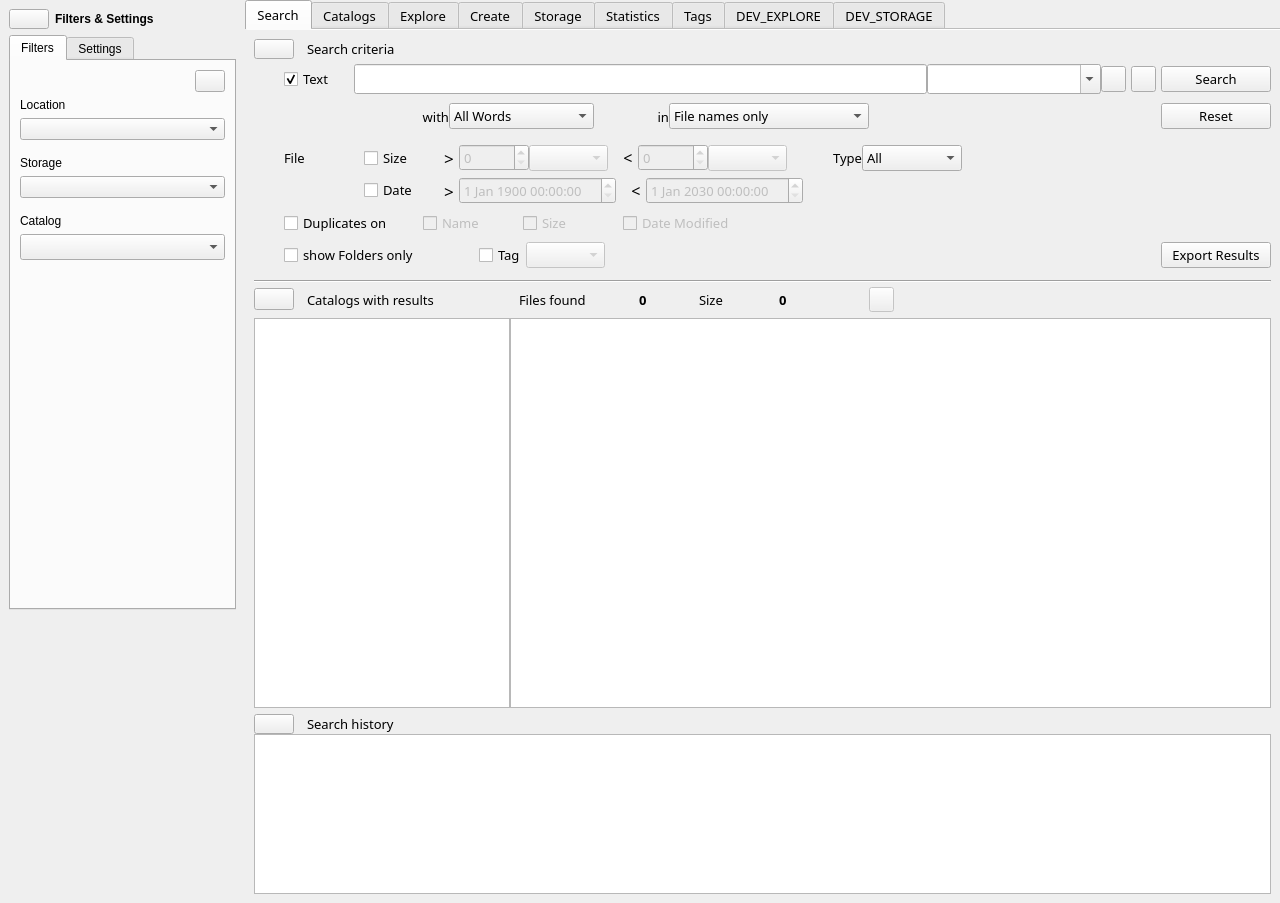
Qt form mainwindow.ui (StephaneCouturier/Katalog) before a commit.
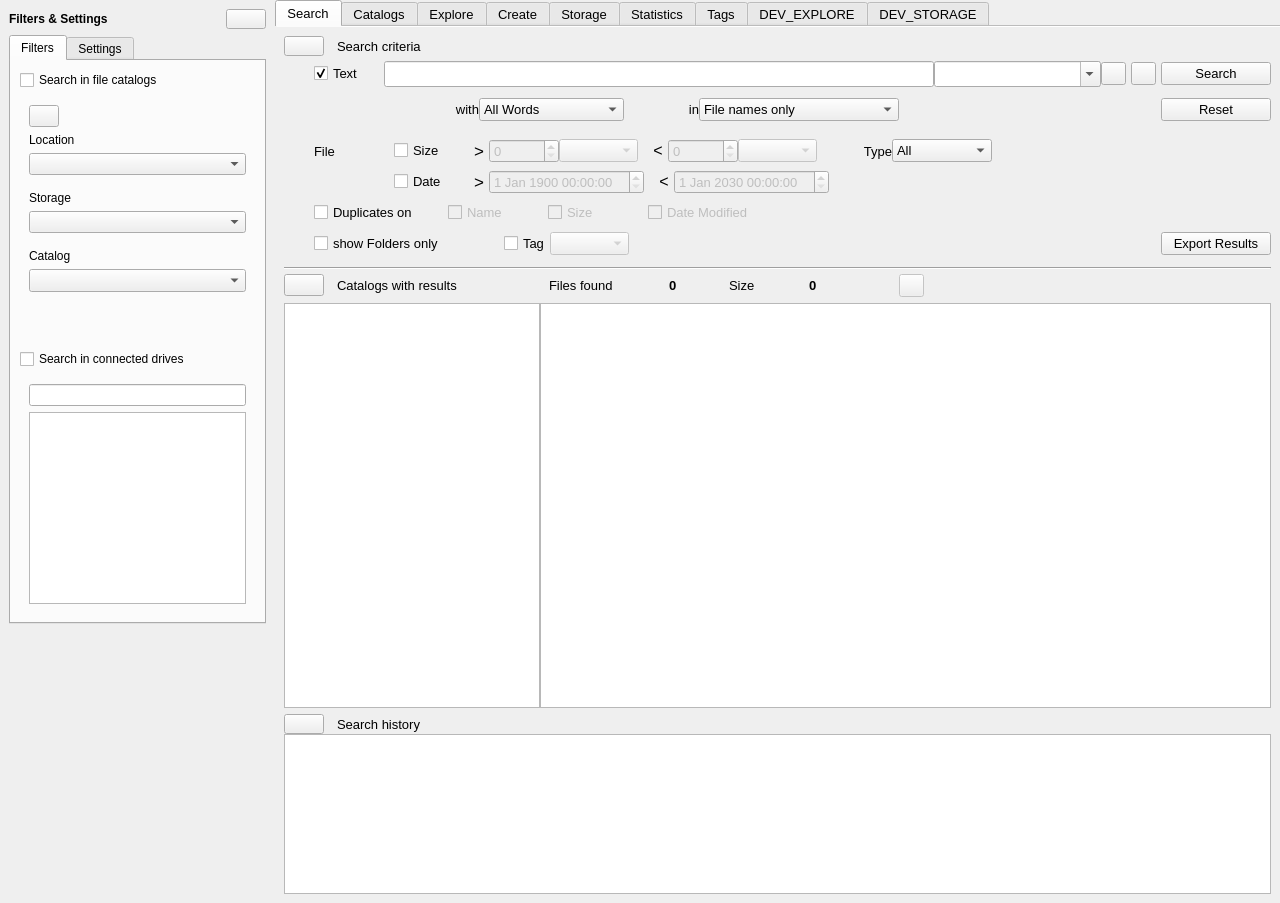
The same form after that commit. Icons and pictures are not drawn. Custom widgets are drawn as their Qt base class.

```diff
--- a/mainwindow.ui
+++ b/mainwindow.ui
@@ -90,10 +90,50 @@
            <string>Filters</string>
           </attribute>
           <layout class="QGridLayout" name="gridLayout_7">
-           <item row="5" column="0" colspan="2">
-            <widget class="QComboBox" name="Filters_comboBox_SelectStorage"/>
-           </item>
-           <item row="0" column="1">
+           <item row="12" column="0" colspan="2">
+            <widget class="QWidget" name="Filters_widget_ConnectedDrives" native="true">
+             <layout class="QVBoxLayout" name="verticalLayout_3">
+              <item>
+               <widget class="QLineEdit" name="Filters_lineEdit_SeletedDirectory">
+                <property name="enabled">
+                 <bool>true</bool>
+                </property>
+               </widget>
+              </item>
+              <item>
+               <widget class="QTreeView" name="Filters_treeView_Directory">
+                <property name="enabled">
+                 <bool>true</bool>
+                </property>
+               </widget>
+              </item>
+             </layout>
+            </widget>
+           </item>
+           <item row="11" column="0">
+            <widget class="QCheckBox" name="Filters_checkBox_SearchInConnectedDrives">
+             <property name="text">
+              <string>Search in connected drives</string>
+             </property>
+            </widget>
+           </item>
+           <item row="10" column="0">
+            <spacer name="Filters_verticalSpacer_01">
+             <property name="orientation">
+              <enum>Qt::Vertical</enum>
+             </property>
+             <property name="sizeHint" stdset="0">
+              <size>
+               <width>20</width>
+               <height>40</height>
+              </size>
+             </property>
+            </spacer>
+           </item>
+           <item row="9" column="0" colspan="2">
+            <widget class="QWidget" name="Filters_widget_CatalogSelection" native="true">
+             <layout class="QVBoxLayout" name="verticalLayout_2">
+              <item>
             <widget class="QPushButton" name="Filters_pushButton_ResetGlobal">
              <property name="minimumSize">
               <size>
@@ -110,6 +150,9 @@
              <property name="toolTip">
               <string>Reset all filters</string>
              </property>
+                <property name="layoutDirection">
+                 <enum>Qt::LeftToRight</enum>
+                </property>
              <property name="text">
               <string/>
              </property>
@@ -119,33 +162,26 @@
              </property>
             </widget>
            </item>
-           <item row="4" column="0">
-            <widget class="QLabel" name="Filters_label_Storage">
+              <item>
+               <widget class="QLabel" name="Filters_label_Location">
              <property name="minimumSize">
               <size>
-               <width>60</width>
+                  <width>70</width>
                <height>0</height>
               </size>
              </property>
              <property name="text">
-              <string>Storage</string>
+                 <string>Location</string>
              </property>
              <property name="alignment">
               <set>Qt::AlignLeading|Qt::AlignLeft|Qt::AlignVCenter</set>
              </property>
             </widget>
            </item>
-           <item row="8" column="0" colspan="2">
-            <widget class="QComboBox" name="Filters_comboBox_SelectCatalog">
-             <property name="font">
-              <font>
-               <family>Noto Sans</family>
-               <pointsize>10</pointsize>
-              </font>
-             </property>
-            </widget>
-           </item>
-           <item row="3" column="0">
+              <item>
+               <widget class="QComboBox" name="Filters_comboBox_SelectLocation"/>
+              </item>
+              <item>
             <spacer name="Filters_verticalSpacer_02">
              <property name="orientation">
               <enum>Qt::Vertical</enum>
@@ -161,8 +197,8 @@
              </property>
             </spacer>
            </item>
-           <item row="7" column="0">
-            <widget class="QLabel" name="Filters_label_Catalog">
+              <item>
+               <widget class="QLabel" name="Filters_label_Storage">
              <property name="minimumSize">
               <size>
                <width>60</width>
@@ -170,14 +206,17 @@
               </size>
              </property>
              <property name="text">
-              <string>Catalog</string>
+                 <string>Storage</string>
              </property>
              <property name="alignment">
               <set>Qt::AlignLeading|Qt::AlignLeft|Qt::AlignVCenter</set>
              </property>
             </widget>
            </item>
-           <item row="6" column="0">
+              <item>
+               <widget class="QComboBox" name="Filters_comboBox_SelectStorage"/>
+              </item>
+              <item>
             <spacer name="Filters_verticalSpacer_03">
              <property name="orientation">
               <enum>Qt::Vertical</enum>
@@ -193,37 +232,46 @@
              </property>
             </spacer>
            </item>
-           <item row="2" column="0" colspan="2">
-            <widget class="QComboBox" name="Filters_comboBox_SelectLocation"/>
-           </item>
-           <item row="1" column="0">
-            <widget class="QLabel" name="Filters_label_Location">
+              <item>
+               <widget class="QLabel" name="Filters_label_Catalog">
              <property name="minimumSize">
               <size>
-               <width>70</width>
+                  <width>60</width>
                <height>0</height>
               </size>
              </property>
              <property name="text">
-              <string>Location</string>
+                 <string>Catalog</string>
              </property>
              <property name="alignment">
               <set>Qt::AlignLeading|Qt::AlignLeft|Qt::AlignVCenter</set>
              </property>
             </widget>
            </item>
-           <item row="9" column="0">
-            <spacer name="Filters_verticalSpacer_01">
-             <property name="orientation">
-              <enum>Qt::Vertical</enum>
-             </property>
-             <property name="sizeHint" stdset="0">
-              <size>
-               <width>20</width>
-               <height>40</height>
-              </size>
+              <item>
+               <widget class="QComboBox" name="Filters_comboBox_SelectCatalog">
+                <property name="font">
+                 <font>
+                  <pointsize>10</pointsize>
+                 </font>
+                </property>
+               </widget>
+              </item>
+             </layout>
+            </widget>
+           </item>
+           <item row="0" column="0">
+            <widget class="QCheckBox" name="Filters_checkBox_SearchInCatalogs">
+             <property name="enabled">
+              <bool>true</bool>
              </property>
-            </spacer>
+             <property name="text">
+              <string>Search in file catalogs</string>
+             </property>
+             <property name="checked">
+              <bool>false</bool>
+             </property>
+            </widget>
            </item>
           </layout>
          </widget>
@@ -700,31 +748,6 @@
        </item>
        <item row="1" column="0">
         <layout class="QHBoxLayout" name="Global_horizontalLayout">
-         <item>
-          <widget class="QPushButton" name="Global_pushButton_ShowHideGlobal">
-           <property name="maximumSize">
-            <size>
-             <width>40</width>
-             <height>22</height>
-            </size>
-           </property>
-           <property name="toolTip">
-            <string>Show/Hide Filters and Settings</string>
-           </property>
-           <property name="statusTip">
-            <string/>
-           </property>
-           <property name="styleSheet">
-            <string notr="true">padding: 2px 10px;</string>
-           </property>
-           <property name="text">
-            <string/>
-           </property>
-           <property name="icon">
-            <iconset theme="go-previous"/>
-           </property>
-          </widget>
-         </item>
          <item>
           <widget class="QLabel" name="Global_label_Global">
            <property name="minimumSize">
@@ -735,7 +758,6 @@
            </property>
            <property name="font">
             <font>
-             <weight>75</weight>
              <bold>true</bold>
             </font>
            </property>
@@ -747,6 +769,32 @@
            </property>
           </widget>
          </item>
+         <item>
+          <widget class="QPushButton" name="Global_pushButton_ShowHideGlobal">
+           <property name="maximumSize">
+            <size>
+             <width>40</width>
+             <height>22</height>
+            </size>
+           </property>
+           <property name="toolTip">
+            <string>Show/Hide Filters and Settings</string>
+           </property>
+           <property name="statusTip">
+            <string/>
+           </property>
+           <property name="styleSheet">
+            <string notr="true">padding: 2px 10px;</string>
+           </property>
+           <property name="text">
+            <string/>
+           </property>
+           <property name="icon">
+            <iconset theme="go-previous">
+             <normaloff>.</normaloff>.</iconset>
+           </property>
+          </widget>
+         </item>
         </layout>
        </item>
        <item row="3" column="0">
@@ -790,7 +838,6 @@
       </property>
       <property name="font">
        <font>
-        <family>Noto Sans</family>
         <pointsize>10</pointsize>
        </font>
       </property>
@@ -893,7 +940,6 @@
               </property>
               <property name="font">
                <font>
-                <family>Noto Sans</family>
                 <pointsize>10</pointsize>
                </font>
               </property>
@@ -1012,7 +1058,6 @@
                 <widget class="QLineEdit" name="Search_lineEdit_SearchText">
                  <property name="font">
                   <font>
-                   <family>Noto Sans</family>
                    <pointsize>11</pointsize>
                   </font>
                  </property>
@@ -1025,7 +1070,6 @@
                 <widget class="KComboBox" name="Search_kcombobox_SearchText">
                  <property name="font">
                   <font>
-                   <family>Noto Sans</family>
                    <pointsize>11</pointsize>
                   </font>
                  </property>
@@ -1143,7 +1187,6 @@
                  </property>
                  <property name="font">
                   <font>
-                   <family>Noto Sans</family>
                    <pointsize>10</pointsize>
                   </font>
                  </property>
@@ -1256,7 +1299,6 @@
                  </property>
                  <property name="font">
                   <font>
-                   <family>Noto Sans</family>
                    <pointsize>10</pointsize>
                   </font>
                  </property>
@@ -1371,7 +1413,6 @@
                  </property>
                  <property name="font">
                   <font>
-                   <family>Noto Sans</family>
                    <pointsize>10</pointsize>
                   </font>
                  </property>
@@ -1516,7 +1557,6 @@
                  </property>
                  <property name="font">
                   <font>
-                   <family>Noto Sans</family>
                    <pointsize>10</pointsize>
                   </font>
                  </property>
@@ -1594,7 +1634,6 @@
                  </property>
                  <property name="font">
                   <font>
-                   <family>Noto Sans</family>
                    <pointsize>13</pointsize>
                   </font>
                  </property>
@@ -1685,7 +1724,6 @@
                  </property>
                  <property name="font">
                   <font>
-                   <family>Noto Sans</family>
                    <pointsize>12</pointsize>
                   </font>
                  </property>
@@ -1738,7 +1776,6 @@
                  </property>
                  <property name="font">
                   <font>
-                   <family>Noto Sans</family>
                    <pointsize>10</pointsize>
                   </font>
                  </property>
@@ -1816,7 +1853,6 @@
                  </property>
                  <property name="font">
                   <font>
-                   <family>Noto Sans</family>
                    <pointsize>10</pointsize>
                   </font>
                  </property>
@@ -1856,7 +1892,6 @@
                  </property>
                  <property name="font">
                   <font>
-                   <family>Noto Sans</family>
                    <pointsize>10</pointsize>
                   </font>
                  </property>
@@ -2029,7 +2064,6 @@
                  </property>
                  <property name="font">
                   <font>
-                   <family>Noto Sans</family>
                    <pointsize>13</pointsize>
                   </font>
                  </property>
@@ -2087,7 +2121,6 @@
                  </property>
                  <property name="font">
                   <font>
-                   <family>Noto Sans</family>
                    <pointsize>12</pointsize>
                   </font>
                  </property>
@@ -2492,7 +2525,6 @@
                 </property>
                 <property name="font">
                  <font>
-                  <family>Noto Sans</family>
                   <pointsize>10</pointsize>
                  </font>
                 </property>
@@ -2530,7 +2562,6 @@
                 </property>
                 <property name="font">
                  <font>
-                  <family>Noto Sans</family>
                   <pointsize>10</pointsize>
                  </font>
                 </property>
@@ -2555,9 +2586,7 @@
                 </property>
                 <property name="font">
                  <font>
-                  <family>Noto Sans</family>
                   <pointsize>10</pointsize>
-                  <weight>75</weight>
                   <bold>true</bold>
                  </font>
                 </property>
@@ -2585,7 +2614,6 @@
                 </property>
                 <property name="font">
                  <font>
-                  <family>Noto Sans</family>
                   <pointsize>10</pointsize>
                  </font>
                 </property>
@@ -2610,9 +2638,7 @@
                 </property>
                 <property name="font">
                  <font>
-                  <family>Noto Sans</family>
                   <pointsize>10</pointsize>
-                  <weight>75</weight>
                   <bold>true</bold>
                  </font>
                 </property>
@@ -2673,7 +2699,6 @@
                <spacer name="Search_horizontalSpacer_08">
                 <property name="font">
                  <font>
-                  <family>Noto Sans</family>
                   <pointsize>10</pointsize>
                  </font>
                 </property>
@@ -2716,7 +2741,6 @@
               </property>
               <property name="font">
                <font>
-                <family>Noto Sans</family>
                 <pointsize>10</pointsize>
                </font>
               </property>
@@ -2783,7 +2807,6 @@
               </property>
               <property name="font">
                <font>
-                <family>Noto Sans</family>
                 <pointsize>10</pointsize>
                </font>
               </property>
@@ -2805,7 +2828,6 @@
              <spacer name="Search_horizontalSpacer_9">
               <property name="font">
                <font>
-                <family>Noto Sans</family>
                 <pointsize>10</pointsize>
                </font>
               </property>
@@ -2832,7 +2854,6 @@
             </property>
             <property name="font">
              <font>
-              <family>Noto Sans</family>
               <pointsize>8</pointsize>
              </font>
             </property>
```
Left out of the diff: 62 changed lines with no effect on the pictures. Lines whose indentation alone changed are shown as unchanged.
